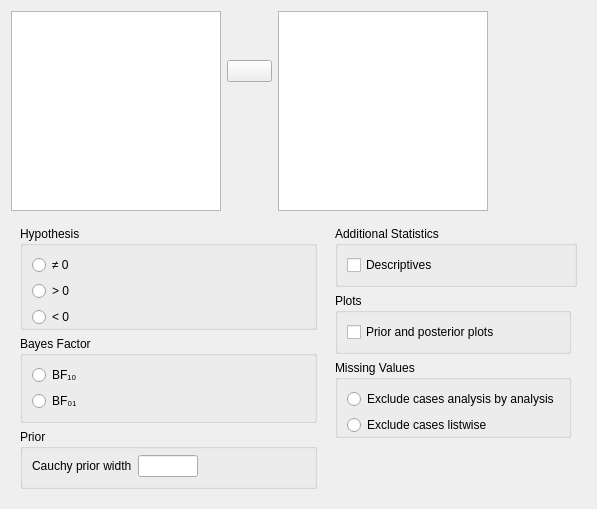
Before: the Qt Designer form JASP-Desktop/analysisforms/ttestbayesianonesampleform.ui in jasp-stats/jasp-desktop, drawn with Qt 5.
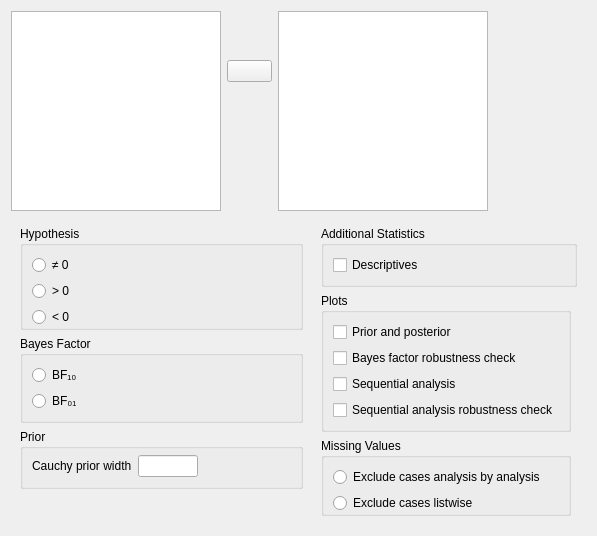
After: the same form once the commit is applied. Custom widgets are drawn as their Qt base class.

Commit message: B TTests: added plot options

Diff of the .ui file:
```diff
--- a/JASP-Desktop/analysisforms/ttestbayesianonesampleform.ui
+++ b/JASP-Desktop/analysisforms/ttestbayesianonesampleform.ui
@@ -7,7 +7,7 @@
     <x>0</x>
     <y>0</y>
     <width>597</width>
-    <height>500</height>
+    <height>522</height>
    </rect>
   </property>
   <property name="windowTitle">
@@ -179,7 +179,28 @@
             <item row="0" column="0">
              <widget class="BoundCheckBox" name="plots">
               <property name="text">
-               <string>Prior and posterior plots</string>
+               <string>Prior and posterior</string>
+              </property>
+             </widget>
+            </item>
+            <item row="1" column="0">
+             <widget class="BoundCheckBox" name="plotBayesFactorRobustness">
+              <property name="text">
+               <string>Bayes factor robustness check</string>
+              </property>
+             </widget>
+            </item>
+            <item row="2" column="0">
+             <widget class="BoundCheckBox" name="plotSequentialAnalysis">
+              <property name="text">
+               <string>Sequential analysis</string>
+              </property>
+             </widget>
+            </item>
+            <item row="3" column="0">
+             <widget class="BoundCheckBox" name="plotSequentialAnalysisRobustness">
+              <property name="text">
+               <string>Sequential analysis robustness check</string>
               </property>
              </widget>
             </item>
@@ -433,6 +454,11 @@
    <extends>QListView</extends>
    <header>widgets/availablefieldslistview.h</header>
   </customwidget>
+  <customwidget>
+   <class>BoundListView</class>
+   <extends>QListView</extends>
+   <header>widgets/boundlistview.h</header>
+  </customwidget>
   <customwidget>
    <class>BoundCheckBox</class>
    <extends>QCheckBox</extends>
@@ -449,11 +475,6 @@
    <header>widgets/boundgroupbox.h</header>
    <container>1</container>
   </customwidget>
-  <customwidget>
-   <class>BoundListView</class>
-   <extends>QListView</extends>
-   <header>widgets/boundlistview.h</header>
-  </customwidget>
  </customwidgets>
  <resources/>
  <connections/>
```
Left out of the diff: 2 changed lines with no effect on the pictures. The commit also changes 4 other files.
